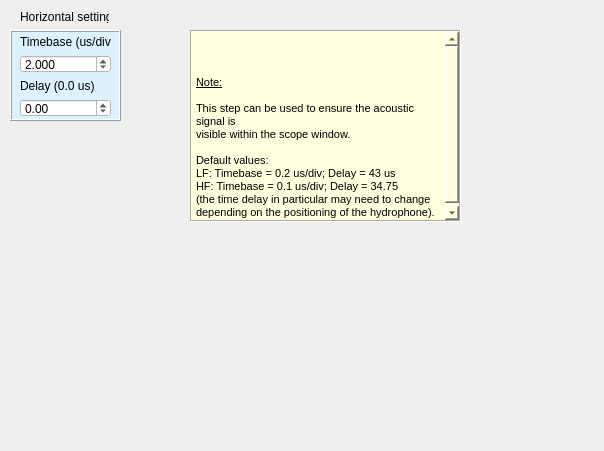
The window that Widget_Library/widget_oscilloscope_timebase.ui (8foldrepo/RF_Balance_Profound) describes before a commit, drawn with Qt 5.
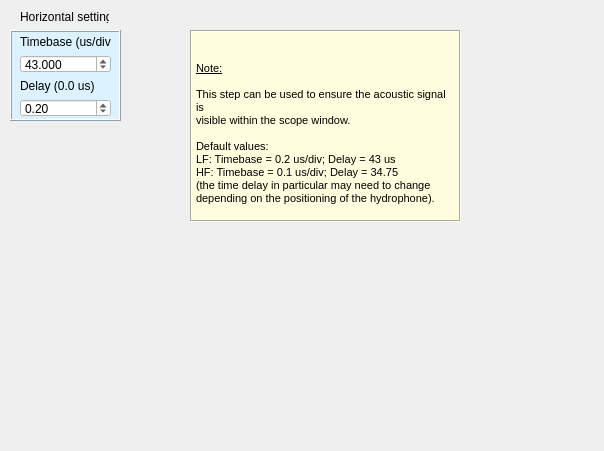
The same window after the commit.

Commit message: oscilloscope timebase refactor and manager testing

Diff of the .ui file:
```diff
--- a/Widget_Library/widget_oscilloscope_timebase.ui
+++ b/Widget_Library/widget_oscilloscope_timebase.ui
@@ -76,7 +76,7 @@
                                 <double>500.000000000000000</double>
                             </property>
                             <property name="value">
-                                <double>2.000000000000000</double>
+        <double>43.000000000000000</double>
                             </property>
                         </widget>
                     </item>
@@ -98,6 +98,9 @@
                             <property name="maximum">
                                 <double>500.000000000000000</double>
                             </property>
+       <property name="value">
+        <double>0.200000000000000</double>
+       </property>
                         </widget>
                     </item>
                 </layout>
@@ -120,36 +123,21 @@
             </property>
             <property name="html">
                 <string>&lt;!DOCTYPE HTML PUBLIC &quot;-//W3C//DTD HTML 4.0//EN&quot; &quot;http://www.w3.org/TR/REC-html40/strict.dtd&quot;&gt;
-                    &lt;html&gt;&lt;head&gt;&lt;meta name=&quot;qrichtext&quot; content=&quot;1&quot; /&gt;&lt;style
-                    type=&quot;text/css&quot;&gt;
-                    p, li { white-space: pre-wrap; }
-                    &lt;/style&gt;&lt;/head&gt;&lt;body style=&quot; font-family:'MS Shell Dlg 2'; font-size:8.25pt;
-                    font-weight:400; font-style:normal;&quot;&gt;
-                    &lt;p style=&quot; margin-top:0px; margin-bottom:0px; margin-left:0px; margin-right:0px;
-                    -qt-block-indent:0; text-indent:0px;&quot;&gt; &lt;/p&gt;
-                    &lt;p style=&quot; margin-top:0px; margin-bottom:0px; margin-left:0px; margin-right:0px;
-                    -qt-block-indent:0; text-indent:0px;&quot;&gt;&lt;span style=&quot; text-decoration: underline;&quot;&gt;Note:&lt;/span&gt;
-                    &lt;/p&gt;
-                    &lt;p style=&quot; margin-top:0px; margin-bottom:0px; margin-left:0px; margin-right:0px;
-                    -qt-block-indent:0; text-indent:0px;&quot;&gt; &lt;/p&gt;
-                    &lt;p style=&quot; margin-top:0px; margin-bottom:0px; margin-left:0px; margin-right:0px;
-                    -qt-block-indent:0; text-indent:0px;&quot;&gt;This step can be used to ensure the acoustic signal is
-                    &lt;/p&gt;
-                    &lt;p style=&quot; margin-top:0px; margin-bottom:0px; margin-left:0px; margin-right:0px;
-                    -qt-block-indent:0; text-indent:0px;&quot;&gt;visible within the scope window. &lt;/p&gt;
-                    &lt;p style=&quot; margin-top:0px; margin-bottom:0px; margin-left:0px; margin-right:0px;
-                    -qt-block-indent:0; text-indent:0px;&quot;&gt; &lt;/p&gt;
-                    &lt;p style=&quot; margin-top:0px; margin-bottom:0px; margin-left:0px; margin-right:0px;
-                    -qt-block-indent:0; text-indent:0px;&quot;&gt;Default values: &lt;/p&gt;
-                    &lt;p style=&quot; margin-top:0px; margin-bottom:0px; margin-left:0px; margin-right:0px;
-                    -qt-block-indent:0; text-indent:0px;&quot;&gt;LF: Timebase = 0.2 us/div; Delay = 43 us &lt;/p&gt;
-                    &lt;p style=&quot; margin-top:0px; margin-bottom:0px; margin-left:0px; margin-right:0px;
-                    -qt-block-indent:0; text-indent:0px;&quot;&gt;HF: Timebase = 0.1 us/div; Delay = 34.75 &lt;/p&gt;
-                    &lt;p style=&quot; margin-top:0px; margin-bottom:0px; margin-left:0px; margin-right:0px;
-                    -qt-block-indent:0; text-indent:0px;&quot;&gt;(the time delay in particular may need to change &lt;/p&gt;
-                    &lt;p style=&quot; margin-top:0px; margin-bottom:0px; margin-left:0px; margin-right:0px;
-                    -qt-block-indent:0; text-indent:0px;&quot;&gt;depending on the positioning of the hydrophone). &lt;/p&gt;&lt;/body&gt;&lt;/html&gt;
-                </string>
+&lt;html&gt;&lt;head&gt;&lt;meta name=&quot;qrichtext&quot; content=&quot;1&quot; /&gt;&lt;style type=&quot;text/css&quot;&gt;
+p, li { white-space: pre-wrap; }
+&lt;/style&gt;&lt;/head&gt;&lt;body style=&quot; font-family:'MS Shell Dlg 2'; font-size:8.25pt; font-weight:400; font-style:normal;&quot;&gt;
+&lt;p style=&quot; margin-top:0px; margin-bottom:0px; margin-left:0px; margin-right:0px; -qt-block-indent:0; text-indent:0px;&quot;&gt;                    &lt;/p&gt;
+&lt;p style=&quot; margin-top:0px; margin-bottom:0px; margin-left:0px; margin-right:0px; -qt-block-indent:0; text-indent:0px;&quot;&gt;                     &lt;/p&gt;
+&lt;p style=&quot; margin-top:0px; margin-bottom:0px; margin-left:0px; margin-right:0px; -qt-block-indent:0; text-indent:0px;&quot;&gt;&lt;span style=&quot; text-decoration: underline;&quot;&gt;Note:&lt;/span&gt;                                        &lt;/p&gt;
+&lt;p style=&quot; margin-top:0px; margin-bottom:0px; margin-left:0px; margin-right:0px; -qt-block-indent:0; text-indent:0px;&quot;&gt;                     &lt;/p&gt;
+&lt;p style=&quot; margin-top:0px; margin-bottom:0px; margin-left:0px; margin-right:0px; -qt-block-indent:0; text-indent:0px;&quot;&gt;This step can be used to ensure the acoustic signal is                                        &lt;/p&gt;
+&lt;p style=&quot; margin-top:0px; margin-bottom:0px; margin-left:0px; margin-right:0px; -qt-block-indent:0; text-indent:0px;&quot;&gt;visible within the scope window.                     &lt;/p&gt;
+&lt;p style=&quot; margin-top:0px; margin-bottom:0px; margin-left:0px; margin-right:0px; -qt-block-indent:0; text-indent:0px;&quot;&gt;                     &lt;/p&gt;
+&lt;p style=&quot; margin-top:0px; margin-bottom:0px; margin-left:0px; margin-right:0px; -qt-block-indent:0; text-indent:0px;&quot;&gt;Default values:                     &lt;/p&gt;
+&lt;p style=&quot; margin-top:0px; margin-bottom:0px; margin-left:0px; margin-right:0px; -qt-block-indent:0; text-indent:0px;&quot;&gt;LF: Timebase = 0.2 us/div; Delay = 43 us                     &lt;/p&gt;
+&lt;p style=&quot; margin-top:0px; margin-bottom:0px; margin-left:0px; margin-right:0px; -qt-block-indent:0; text-indent:0px;&quot;&gt;HF: Timebase = 0.1 us/div; Delay = 34.75                     &lt;/p&gt;
+&lt;p style=&quot; margin-top:0px; margin-bottom:0px; margin-left:0px; margin-right:0px; -qt-block-indent:0; text-indent:0px;&quot;&gt;(the time delay in particular may need to change                     &lt;/p&gt;
+&lt;p style=&quot; margin-top:0px; margin-bottom:0px; margin-left:0px; margin-right:0px; -qt-block-indent:0; text-indent:0px;&quot;&gt;depending on the positioning of the hydrophone).                 &lt;/p&gt;&lt;/body&gt;&lt;/html&gt;</string>
             </property>
         </widget>
     </widget>
```
Lines whose indentation alone changed are shown as unchanged. The commit also changes 23 other files.
